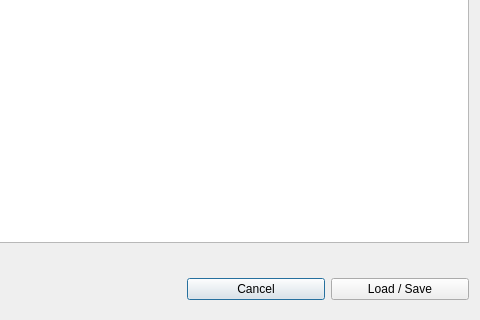
This is FileLoadSave.ui in rmick/Combobulator as Qt 5 draws it before an edit; both pictures show x 320 to 800 and y 280 to 600 of the 800 by 600 pixel window. The edited form follows.
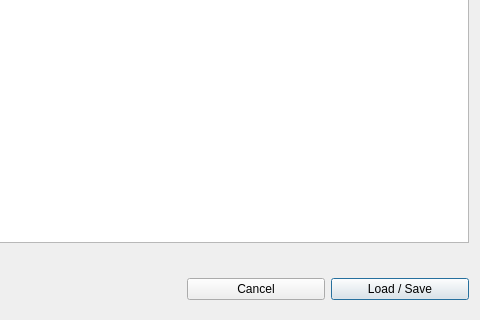
This is the edited form.

```diff
--- a/FileLoadSave.ui
+++ b/FileLoadSave.ui
@@ -54,6 +54,12 @@
      <property name="text">
       <string>Load / Save</string>
      </property>
+     <property name="autoDefault">
+      <bool>false</bool>
+     </property>
+     <property name="default">
+      <bool>true</bool>
+     </property>
     </widget>
    </item>
    <item row="1" column="0" colspan="5">
```
